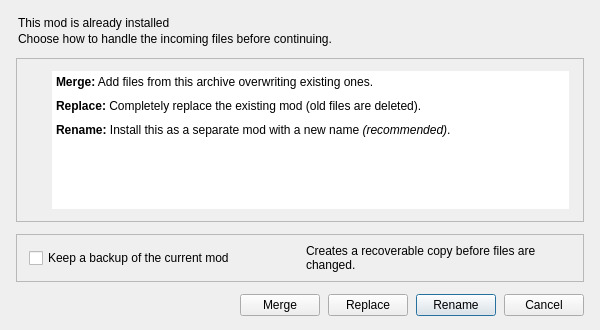
ArialSenki/MO2-Revamped, file source/modorganizer/src/queryoverwritedialog.ui: the form before one commit.
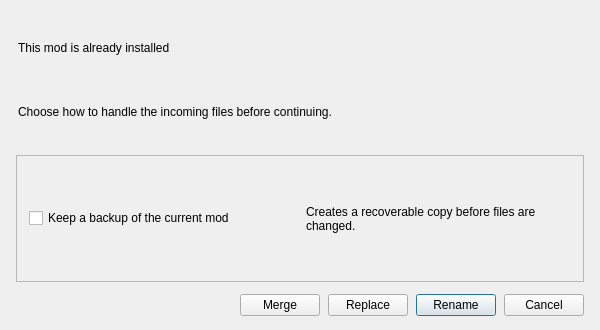
The form after the commit.

Commit message:
Drop the overwrite dialog's dead panel and checks that are always true
The panel with the old text was hidden on every start. Forced libraries and
categories no longer test a flag that is always set when those paths run; the
flag that remains says what it means.

What changed in the file:
```diff
--- a/source/modorganizer/src/queryoverwritedialog.ui
+++ b/source/modorganizer/src/queryoverwritedialog.ui
@@ -13,7 +13,7 @@
   <property name="windowTitle">
    <string>Mod exists</string>
   </property>
-  <layout class="QVBoxLayout" name="verticalLayout" stretch="0,1,0,0">
+  <layout class="QVBoxLayout" name="verticalLayout" stretch="0,0,0">
    <property name="spacing">
     <number>12</number>
    </property>
@@ -67,71 +67,6 @@
      </layout>
     </widget>
    </item>
-   <item>
-    <widget class="QFrame" name="frame_2">
-     <property name="frameShape">
-      <enum>QFrame::StyledPanel</enum>
-     </property>
-     <property name="frameShadow">
-      <enum>QFrame::Raised</enum>
-     </property>
-     <layout class="QHBoxLayout" name="horizontalLayout_1" stretch="0,1">
-      <property name="spacing">
-       <number>14</number>
-      </property>
-      <property name="leftMargin">
-       <number>14</number>
-      </property>
-      <property name="topMargin">
-       <number>12</number>
-      </property>
-      <property name="rightMargin">
-       <number>14</number>
-      </property>
-      <property name="bottomMargin">
-       <number>12</number>
-      </property>
-      <item>
-       <widget class="QLabel" name="iconLabel">
-        <property name="text">
-         <string/>
-        </property>
-        <property name="alignment">
-         <set>Qt::AlignLeading|Qt::AlignLeft|Qt::AlignVCenter</set>
-        </property>
-       </widget>
-      </item>
-      <item>
-       <widget class="QTextBrowser" name="textBrowser">
-        <property name="frameShape">
-         <enum>QFrame::NoFrame</enum>
-        </property>
-        <property name="frameShadow">
-         <enum>QFrame::Plain</enum>
-        </property>
-        <property name="verticalScrollBarPolicy">
-         <enum>Qt::ScrollBarAlwaysOff</enum>
-        </property>
-        <property name="horizontalScrollBarPolicy">
-         <enum>Qt::ScrollBarAlwaysOff</enum>
-        </property>
-        <property name="sizeAdjustPolicy">
-         <enum>QAbstractScrollArea::AdjustToContents</enum>
-        </property>
-        <property name="html">
-         <string>&lt;!DOCTYPE HTML PUBLIC &quot;-//W3C//DTD HTML 4.0//EN&quot; &quot;http://www.w3.org/TR/REC-html40/strict.dtd&quot;&gt;
-&lt;html&gt;&lt;head&gt;&lt;meta name=&quot;qrichtext&quot; content=&quot;1&quot; /&gt;&lt;style type=&quot;text/css&quot;&gt;
-p, li { white-space: pre-wrap; }
-&lt;/style&gt;&lt;/head&gt;&lt;body style=&quot; font-family:'Segoe UI'; font-size:9pt; font-weight:400; font-style:normal;&quot;&gt;
-&lt;p style=&quot; margin-top:0px; margin-bottom:10px; margin-left:0px; margin-right:0px; -qt-block-indent:0; text-indent:0px;&quot;&gt;&lt;span style=&quot; font-weight:600;&quot;&gt;Merge:&lt;/span&gt; Add files from this archive overwriting existing ones.&lt;/p&gt;
-&lt;p style=&quot; margin-top:0px; margin-bottom:10px; margin-left:0px; margin-right:0px; -qt-block-indent:0; text-indent:0px;&quot;&gt;&lt;span style=&quot; font-weight:600;&quot;&gt;Replace:&lt;/span&gt; Completely replace the existing mod (old files are deleted).&lt;/p&gt;
-&lt;p style=&quot; margin-top:0px; margin-bottom:0px; margin-left:0px; margin-right:0px; -qt-block-indent:0; text-indent:0px;&quot;&gt;&lt;span style=&quot; font-weight:600;&quot;&gt;Rename:&lt;/span&gt; Install this as a separate mod with a new name&lt;span style=&quot; font-style:italic;&quot;&gt; (recommended)&lt;/span&gt;.&lt;/p&gt;&lt;/body&gt;&lt;/html&gt;</string>
-        </property>
-       </widget>
-      </item>
-     </layout>
-    </widget>
-   </item>
    <item>
     <widget class="QFrame" name="backupCard">
      <property name="frameShape">
```
The commit also changes 10 other files.
